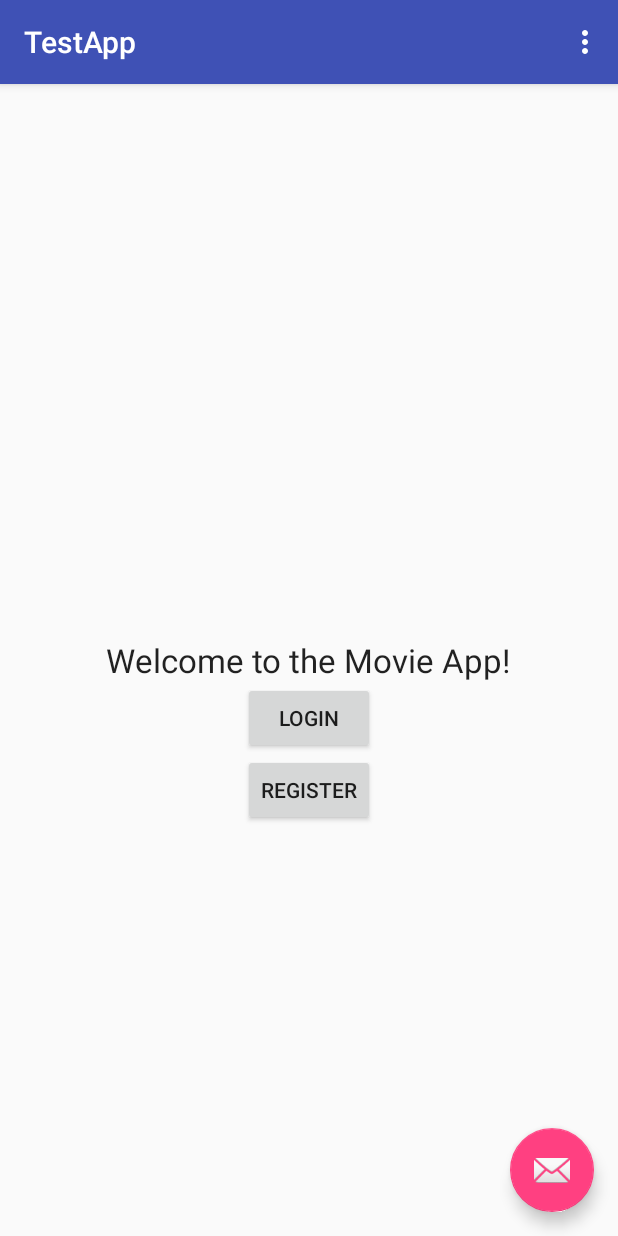
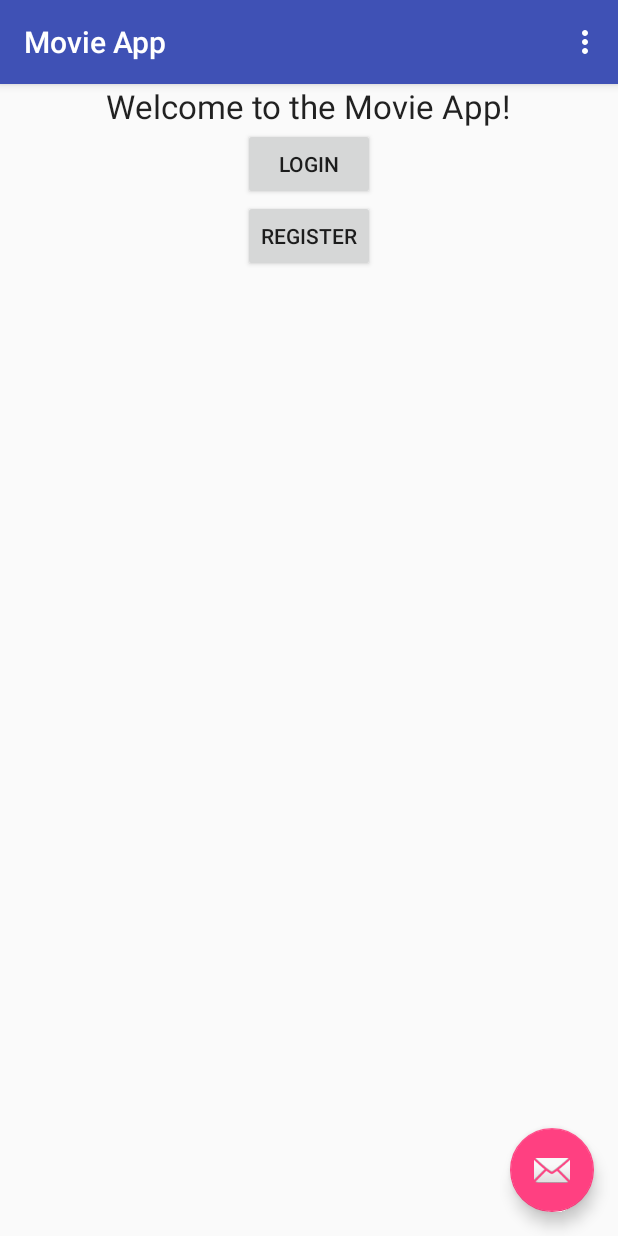
Before and after one commit to njdelima/cs2340-group59, an Android app: the screen it shows after launch (MainActivity), on a phone screen of 412 x 824 dp. Run offline under Robolectric (Android 15) with nearby library versions, the phone set to English and light mode, and no system bars.

Commit message:
Changed main title of application

```diff
--- a/TestApp/app/src/main/java/inglorious_bastnerds/testapp/MainActivity.java
+++ b/TestApp/app/src/main/java/inglorious_bastnerds/testapp/MainActivity.java
@@ -17,6 +17,7 @@ public class MainActivity extends AppCompatActivity {
         super.onCreate(savedInstanceState);
         setContentView(R.layout.activity_main);
         Toolbar toolbar = (Toolbar) findViewById(R.id.toolbar);
+        toolbar.setTitle("Movie App");
         setSupportActionBar(toolbar);
 
         FloatingActionButton fab = (FloatingActionButton) findViewById(R.id.fab);
--- a/TestApp/app/src/main/res/layout/content_main.xml
+++ b/TestApp/app/src/main/res/layout/content_main.xml
@@ -12,7 +12,7 @@
         android:layout_width="wrap_content"
         android:layout_height="wrap_content"
         android:layout_centerHorizontal="true"
-        android:layout_centerVertical="true"
+        android:layout_centerVertical="false"
         android:textAppearance="?android:attr/textAppearanceLarge"
         android:text="@string/welcome"
         android:id="@+id/textView" />
--- a/TestApp/app/src/main/res/values/strings.xml
+++ b/TestApp/app/src/main/res/values/strings.xml
@@ -4,6 +4,7 @@
     <string name="button_login">Login</string>
     <string name="button_register">Register</string>
     <string name="title_activity_login">Login</string>
+    <string name="main_title">Movie App</string>
     <string name="welcome">Welcome to the Movie App!</string>
 
     <!-- Strings related to login -->
```
